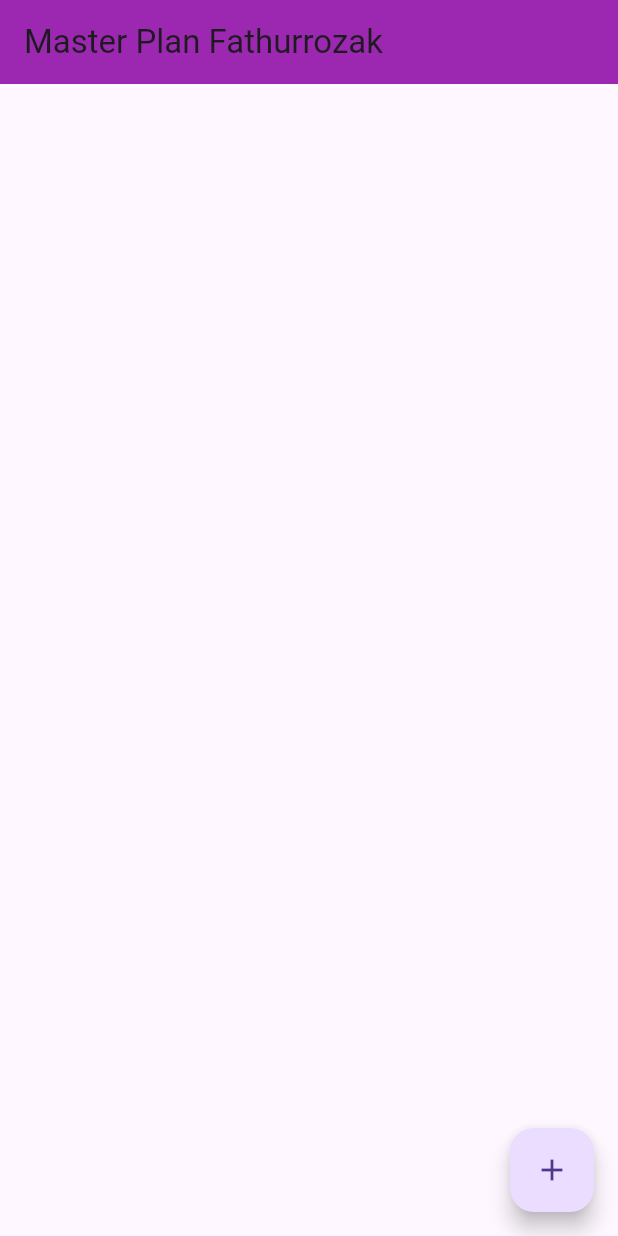
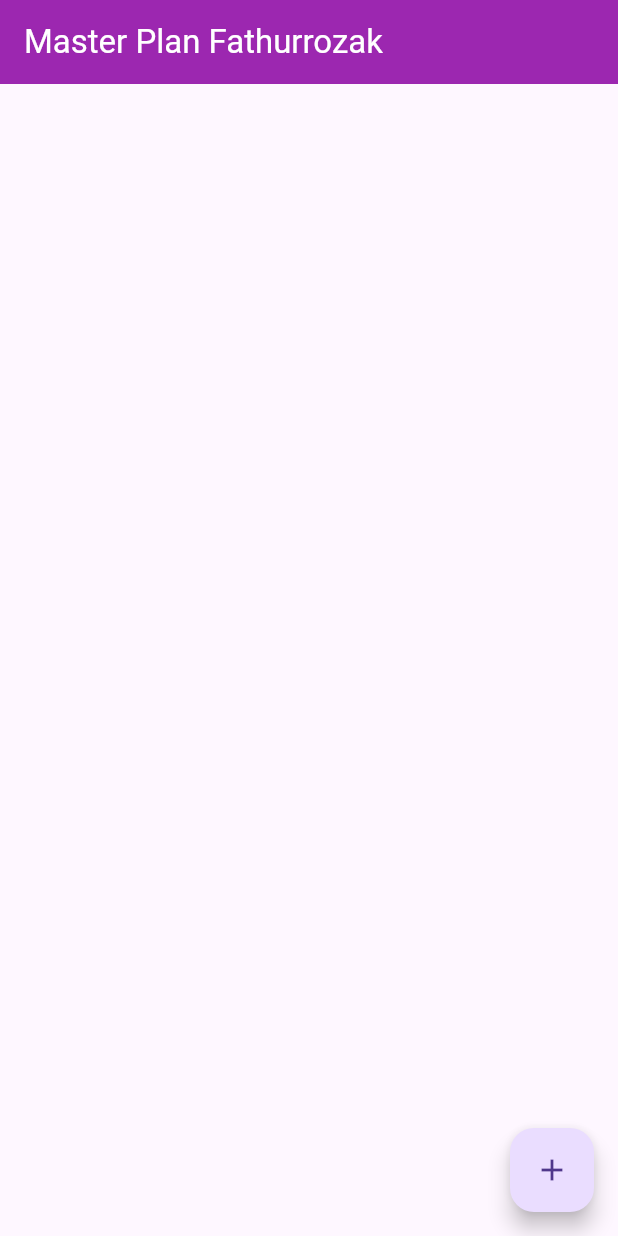
Before and after one commit to AlQoronii/mobile-prog, a Flutter app: the screen it shows after launch, on a phone screen of 412 x 824 dp. Run offline on Flutter 3.47's test engine with Material 3 defaults, Android fonts, the phone set to English and light mode, and no system bars.

Commit message:
Praktikum 1

```diff
--- a/master_plan/lib/views/plan_screen.dart
+++ b/master_plan/lib/views/plan_screen.dart
@@ -32,7 +32,8 @@ class _PlanScreenState extends State<PlanScreen> {
       // berikan warna pada addbar
 
       appBar: AppBar(
-        title: const Text('Master Plan Fathurrozak'),
+        title: const Text('Master Plan Fathurrozak',
+            style: TextStyle(color: Colors.white)),
         backgroundColor: Colors.purple,
       ),
       body: _buildList(),
--- a/master_plan/pubspec.yaml
+++ b/master_plan/pubspec.yaml
@@ -59,9 +59,9 @@ flutter:
   uses-material-design: true
 
   # To add assets to your application, add an assets section, like this:
-  # assets:
-  #   - images/a_dot_burr.jpeg
-  #   - images/a_dot_ham.jpeg
+  assets:
+    - images/praktikum-1.gif
+
 
   # An image asset can refer to one or more resolution-specific "variants", see
   # https://flutter.dev/to/resolution-aware-images
```
Also changed, not shown: master_plan/images/praktikum-1.gif (added), 1 other file.
